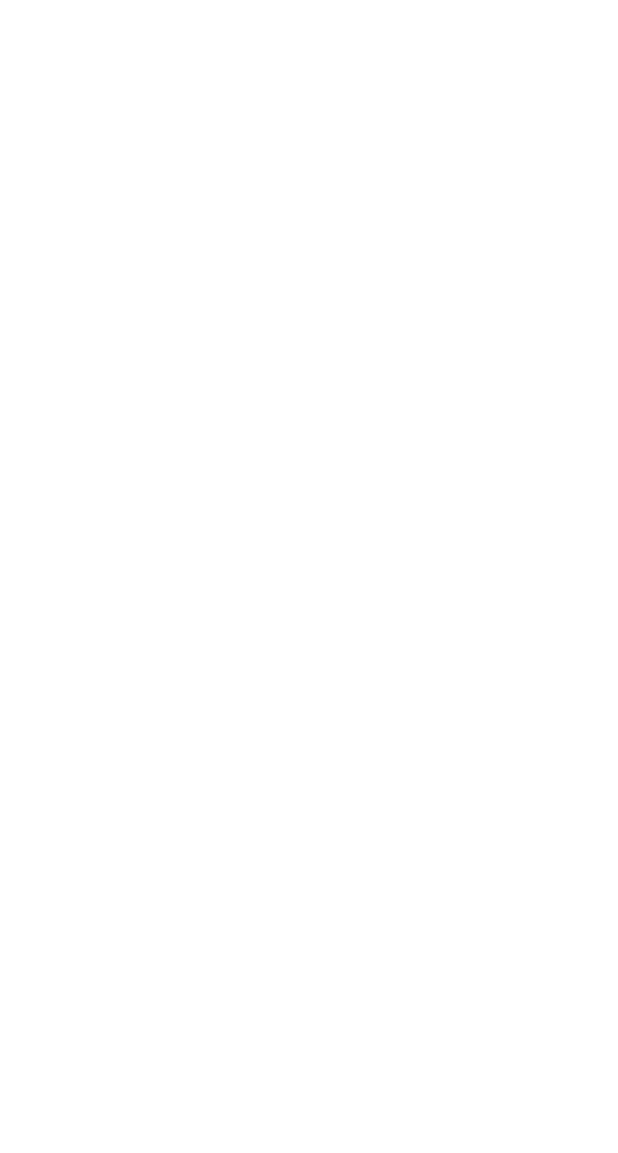
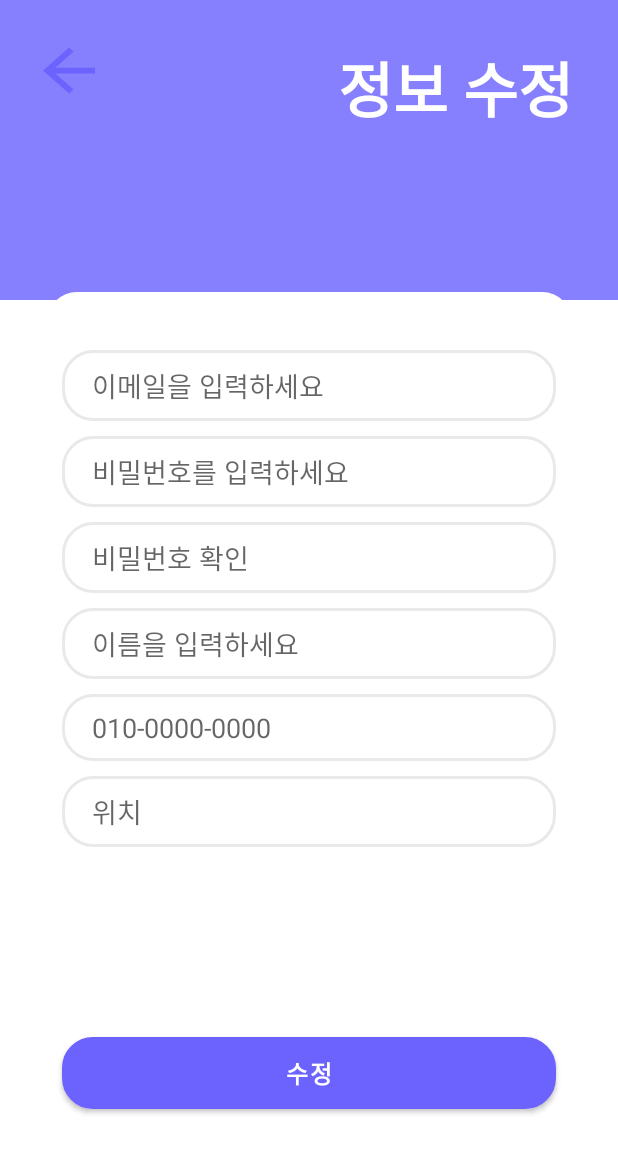
Before and after one commit to yonghyun3221/nanumProject, an Android app: the EditProfileActivity screen opened directly, with no data from a screen before it, on a phone screen of 412 x 824 dp. Before the commit the part shown is empty. Shown: the top 1153 px of the screen. Run offline under Robolectric (Android 15) with nearby library versions, the phone set to English and light mode, and no system bars.

Commit message:
edit_profile_layout edit

```diff
--- a/app/src/main/java/com/example/nanum/EditProfileActivity.java
+++ b/app/src/main/java/com/example/nanum/EditProfileActivity.java
@@ -1,6 +1,29 @@
 package com.example.nanum;
+
+import android.content.Intent;
+import android.os.Bundle;
+import android.view.View;
+import android.widget.Button;
+import android.widget.EditText;
+import android.widget.ImageButton;
 
 import androidx.appcompat.app.AppCompatActivity;
 
+import com.google.android.material.tabs.TabLayout;
+
 public class EditProfileActivity extends AppCompatActivity {
+    Button back;
+    @Override
+    protected void onCreate(Bundle savedInstanceState) {
+        super.onCreate(savedInstanceState);
+        setContentView(R.layout.edit_profile_layout);
+        back= (Button) findViewById(R.id.backButton);
+
+        back.setOnClickListener(new View.OnClickListener() {
+            @Override
+            public void onClick(View v) {
+                onBackPressed();
+            }
+        });
+    }
 }
--- a/app/src/main/java/com/example/nanum/ExplainActivity.java
+++ b/app/src/main/java/com/example/nanum/ExplainActivity.java
@@ -206,7 +206,6 @@ public class ExplainActivity extends AppCompatActivity{
     }
     @Override
     public void onBackPressed() {
-        //초반 플래시 화면에서 넘어갈때 뒤로가기 버튼 못누르게 함
+        //super.onBackPressed();
     }
-
 }
--- a/app/src/main/java/com/example/nanum/LoginActivity.java
+++ b/app/src/main/java/com/example/nanum/LoginActivity.java
@@ -68,7 +68,10 @@ public class LoginActivity extends AppCompatActivity {
 
 
     }
-
+    @Override
+    public void onBackPressed() {
+        //super.onBackPressed();
+    }
     boolean check(){
 
 
--- a/app/src/main/java/com/example/nanum/MainActivity.java
+++ b/app/src/main/java/com/example/nanum/MainActivity.java
@@ -64,5 +64,8 @@ public class MainActivity extends AppCompatActivity {
 
         bottomNavigationView.setSelectedItemId(R.id.home);
     }
-
+    @Override
+    public void onBackPressed() {
+        //super.onBackPressed();
+    }
 }
--- a/app/src/main/java/com/example/nanum/PostTabActivity.java
+++ b/app/src/main/java/com/example/nanum/PostTabActivity.java
@@ -80,4 +80,8 @@ public class PostTabActivity extends AppCompatActivity
             }
         }
     }
+    @Override
+    public void onBackPressed() {
+        //super.onBackPressed();
+    }
 }
--- a/app/src/main/java/com/example/nanum/SocialPostTabActivity.java
+++ b/app/src/main/java/com/example/nanum/SocialPostTabActivity.java
@@ -15,4 +15,8 @@ import androidx.appcompat.app.AppCompatActivity;
 import java.io.InputStream;
 
 public class SocialPostTabActivity  extends AppCompatActivity {
+    @Override
+    public void onBackPressed() {
+        //super.onBackPressed();
+    }
 }
--- a/app/src/main/java/com/example/nanum/SplashActivity.java
+++ b/app/src/main/java/com/example/nanum/SplashActivity.java
@@ -29,5 +29,8 @@ public class SplashActivity extends AppCompatActivity {
             }
         },SPLASH_VIEW_TIME);
     }
-
+    @Override
+    public void onBackPressed() {
+        //super.onBackPressed();
+    }
 }
--- /dev/null
+++ b/app/src/main/res/layout/edit_profile_layout.xml
@@ -0,0 +1,188 @@
+<?xml version="1.0" encoding="utf-8"?>
+<androidx.constraintlayout.widget.ConstraintLayout xmlns:android="http://schemas.android.com/apk/res/android"
+    xmlns:app="http://schemas.android.com/apk/res-auto"
+    xmlns:tools="http://schemas.android.com/tools"
+    android:layout_width="match_parent"
+    android:layout_height="match_parent">
+
+    <androidx.constraintlayout.widget.ConstraintLayout
+        android:id="@+id/constraintLayout3"
+        android:layout_width="match_parent"
+        android:layout_height="200dp"
+        android:background="#8680ff"
+        android:padding="20dp"
+        app:layout_constraintEnd_toEndOf="parent"
+        app:layout_constraintStart_toStartOf="parent"
+        app:layout_constraintTop_toTopOf="parent">
+
+        <Button
+            android:id="@+id/backButton"
+            android:layout_width="52dp"
+            android:layout_height="46dp"
+            android:layout_marginTop="4dp"
+            android:background="@drawable/ic_baseline_arrow_back_24"
+            android:stateListAnimator="@null"
+            app:layout_constraintEnd_toStartOf="@+id/textView7"
+            app:layout_constraintHorizontal_bias="0.0"
+            app:layout_constraintStart_toStartOf="parent"
+            app:layout_constraintTop_toTopOf="parent" />
+
+        <TextView
+            android:id="@+id/textView7"
+            android:layout_width="wrap_content"
+            android:layout_height="wrap_content"
+            android:text="정보 수정"
+            android:textColor="@color/white"
+            android:textSize="40sp"
+            android:textStyle="bold"
+            app:layout_constraintBottom_toBottomOf="parent"
+            app:layout_constraintEnd_toEndOf="parent"
+            app:layout_constraintHorizontal_bias="0.955"
+            app:layout_constraintStart_toStartOf="parent"
+            app:layout_constraintTop_toTopOf="parent"
+            app:layout_constraintVertical_bias="0.088" />
+    </androidx.constraintlayout.widget.ConstraintLayout>
+
+    <androidx.constraintlayout.widget.ConstraintLayout
+        android:id="@+id/constraintLayout2"
+        android:layout_width="match_parent"
+        android:layout_height="match_parent"
+        app:layout_constraintBottom_toBottomOf="parent"
+        app:layout_constraintEnd_toEndOf="parent"
+        app:layout_constraintStart_toStartOf="parent"
+        app:layout_constraintTop_toTopOf="parent">
+
+        <LinearLayout
+            android:layout_width="350dp"
+            android:layout_height="413dp"
+            android:orientation="vertical"
+            app:layout_constraintBottom_toTopOf="@+id/signup"
+            app:layout_constraintEnd_toEndOf="parent"
+            app:layout_constraintHorizontal_bias="0.5"
+            app:layout_constraintStart_toStartOf="parent"
+            app:layout_constraintTop_toTopOf="parent"
+            app:layout_constraintVertical_bias="0.7"
+            android:background="@drawable/layout_style"></LinearLayout>
+
+        <EditText
+            android:id="@+id/semail"
+            android:layout_width="0dp"
+            android:layout_height="wrap_content"
+            android:background="@drawable/textbutton_style"
+            android:hint="이메일을 입력하세요"
+            android:paddingLeft="20dp"
+            android:paddingTop="10dp"
+            android:paddingBottom="10dp"
+            app:layout_constraintBottom_toBottomOf="parent"
+            app:layout_constraintEnd_toEndOf="parent"
+            app:layout_constraintHorizontal_bias=".5"
+            app:layout_constraintStart_toStartOf="parent"
+            app:layout_constraintTop_toTopOf="parent"
+            app:layout_constraintVertical_bias=".3"
+            app:layout_constraintWidth_percent=".8" />
+
+        <EditText
+            android:id="@+id/spw"
+            android:layout_width="0dp"
+            android:layout_height="wrap_content"
+            android:layout_marginTop="10dp"
+            android:background="@drawable/textbutton_style"
+            android:hint="비밀번호를 입력하세요"
+            android:paddingLeft="20dp"
+            android:paddingTop="10dp"
+            android:paddingBottom="10dp"
+            app:layout_constraintBottom_toBottomOf="parent"
+            app:layout_constraintEnd_toEndOf="parent"
+            app:layout_constraintStart_toStartOf="parent"
+            app:layout_constraintTop_toBottomOf="@+id/semail"
+            app:layout_constraintVertical_bias="0"
+            app:layout_constraintWidth_percent=".8" />
+
+        <EditText
+            android:id="@+id/pwcheck"
+            android:layout_width="0dp"
+            android:layout_height="wrap_content"
+            android:layout_marginTop="10dp"
+            android:background="@drawable/textbutton_style"
+            android:hint="비밀번호 확인"
+            android:paddingLeft="20dp"
+            android:paddingTop="10dp"
+            android:paddingBottom="10dp"
+            app:layout_constraintBottom_toBottomOf="parent"
+            app:layout_constraintEnd_toEndOf="parent"
+            app:layout_constraintStart_toStartOf="parent"
+            app:layout_constraintTop_toBottomOf="@+id/spw"
+            app:layout_constraintVertical_bias="0"
+            app:layout_constraintWidth_percent=".8" />
+
+        <EditText
+            android:id="@+id/name"
+            android:layout_width="0dp"
+            android:layout_height="wrap_content"
+            android:layout_marginTop="10dp"
+            android:background="@drawable/textbutton_style"
+            android:hint="이름을 입력하세요"
+            android:paddingLeft="20dp"
+            android:paddingTop="10dp"
+            android:paddingBottom="10dp"
+            app:layout_constraintBottom_toBottomOf="parent"
+            app:layout_constraintEnd_toEndOf="parent"
+            app:layout_constraintStart_toStartOf="parent"
+            app:layout_constraintTop_toBottomOf="@+id/pwcheck"
+            app:layout_constraintVertical_bias="0"
+            app:layout_constraintWidth_percent=".8" />
+
+        <EditText
+            android:id="@+id/sphone"
+            android:layout_width="0dp"
+            android:layout_height="wrap_content"
+            android:layout_marginTop="10dp"
+            android:background="@drawable/textbutton_style"
+            android:hint="010-0000-0000"
+            android:paddingLeft="20dp"
+            android:paddingTop="10dp"
+            android:paddingBottom="10dp"
+            app:layout_constraintBottom_toBottomOf="parent"
+            app:layout_constraintEnd_toEndOf="parent"
+            app:layout_constraintStart_toStartOf="parent"
+            app:layout_constraintTop_toBottomOf="@+id/name"
+            app:layout_constraintVertical_bias="0"
+            app:layout_constraintWidth_percent=".8" />
+
+
+        <EditText
+            android:id="@+id/location"
+            android:layout_width="0dp"
+            android:layout_height="wrap_content"
+            android:layout_marginTop="10dp"
+            android:background="@drawable/textbutton_style"
+            android:hint="위치"
+            android:paddingLeft="20dp"
+            android:paddingTop="10dp"
+            android:paddingBottom="10dp"
+            app:layout_constraintBottom_toBottomOf="parent"
+            app:layout_constraintEnd_toEndOf="parent"
+            app:layout_constraintStart_toStartOf="parent"
+            app:layout_constraintTop_toBottomOf="@+id/sphone"
+            app:layout_constraintVertical_bias="0"
+            app:layout_constraintWidth_percent=".8" />
+
+
+        <Button
+            android:id="@+id/signup"
+            android:layout_width="0dp"
+            android:layout_height="wrap_content"
+            android:background="@drawable/button_style"
+            android:text="수정"
+            android:textColor="@color/white"
+            android:textSize="16sp"
+            android:textStyle="bold"
+            app:layout_constraintBottom_toBottomOf="parent"
+            app:layout_constraintEnd_toEndOf="parent"
+            app:layout_constraintStart_toStartOf="parent"
+            app:layout_constraintTop_toBottomOf="@+id/location"
+            app:layout_constraintVertical_bias=".6"
+            app:layout_constraintWidth_percent=".8" />
+    </androidx.constraintlayout.widget.ConstraintLayout>
+
+</androidx.constraintlayout.widget.ConstraintLayout>
```
